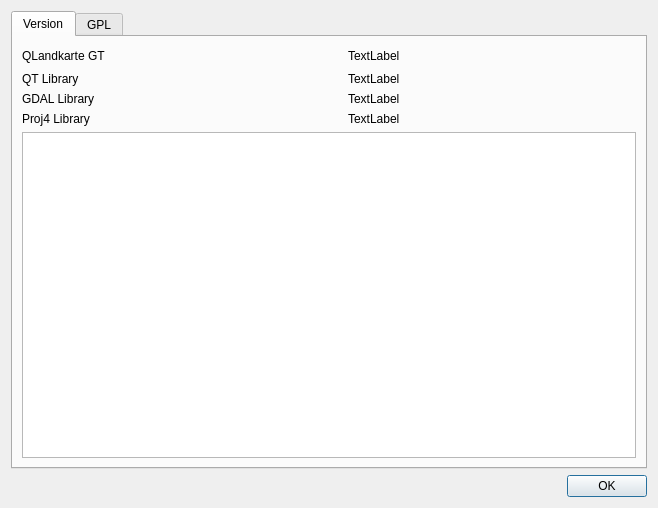
Before: the Qt Designer form src/ICopyright.ui in ntruchsess/QLandkarteGT, drawn with Qt 5.
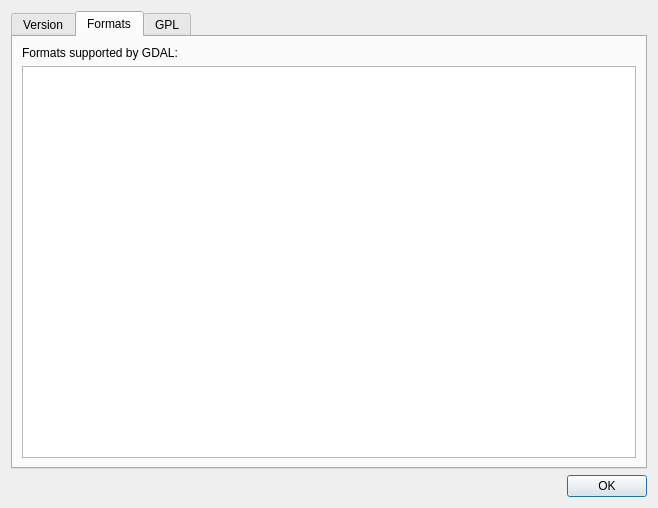
After: the same form once the commit is applied. The open tabs and pages were chosen to show the change. Icons and pictures are not drawn.

Commit message:
(1) QLandkarte GT supports all file formats the specific GDAL installation on the box supports, right?  So why not show them in the gui, instead of asking the (Mac, Win!) user to enter a cryptic command on the shell?  The attached patch adds the formats list on a 3rd tab in the Copyright dialogue.
(2) Mac applications usually use "dialogue modal" (aka "sheets")
copyright and preferences dialogues.  So display them that way on the
Mac.

Diff of the .ui file:
```diff
--- a/src/ICopyright.ui
+++ b/src/ICopyright.ui
@@ -121,8 +121,48 @@
        </item>
       </layout>
      </widget>
-     <widget class="QWidget" name="tab_2" >
-      <attribute name="title" >
+     <widget class="QWidget" name="tabGdalFmts">
+      <attribute name="title">
+       <string>Formats</string>
+      </attribute>
+      <layout class="QVBoxLayout" name="verticalLayout">
+       <item>
+        <widget class="QLabel" name="label_5">
+         <property name="text">
+          <string>Formats supported by GDAL:</string>
+         </property>
+        </widget>
+       </item>
+       <item>
+        <widget class="QTextEdit" name="textGdalFmts">
+         <property name="font">
+          <font>
+           <family>Courier New</family>
+           <pointsize>12</pointsize>
+          </font>
+         </property>
+         <property name="undoRedoEnabled">
+          <bool>false</bool>
+         </property>
+         <property name="html">
+          <string notr="true">&lt;!DOCTYPE HTML PUBLIC &quot;-//W3C//DTD HTML 4.0//EN&quot; &quot;http://www.w3.org/TR/REC-html40/strict.dtd&quot;&gt;
+&lt;html&gt;&lt;head&gt;&lt;meta name=&quot;qrichtext&quot; content=&quot;1&quot; /&gt;&lt;style type=&quot;text/css&quot;&gt;
+p, li { white-space: pre-wrap; }
+&lt;/style&gt;&lt;/head&gt;&lt;body style=&quot; font-family:'Courier New'; font-size:12pt; font-weight:400; font-style:normal;&quot;&gt;
+&lt;p style=&quot;-qt-paragraph-type:empty; margin-top:0px; margin-bottom:0px; margin-left:0px; margin-right:0px; -qt-block-indent:0; text-indent:0px;&quot;&gt;&lt;/p&gt;&lt;/body&gt;&lt;/html&gt;</string>
+         </property>
+         <property name="acceptRichText">
+          <bool>false</bool>
+         </property>
+         <property name="textInteractionFlags">
+          <set>Qt::NoTextInteraction</set>
+         </property>
+        </widget>
+       </item>
+      </layout>
+     </widget>
+     <widget class="QWidget" name="tab_2">
+      <attribute name="title">
        <string>GPL</string>
       </attribute>
       <layout class="QVBoxLayout" >
```
The commit also changes 2 other files.
